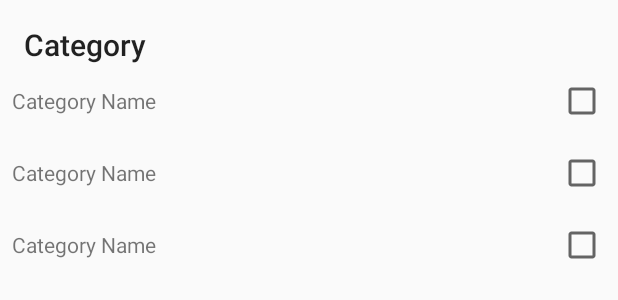
After one commit to untungs/MateriApplication, an Android app: the layout fragment_category_list.xml on its own in the app's theme, with its tools: preview values and no code run, on a phone screen of 412 x 824 dp. The commit adds this screen. Shown: the top 300 px of the screen. Run offline under Robolectric (Android 15) with nearby library versions, the phone set to English and light mode, and no system bars.

Commit message:
adding dialog fragment example

```diff
--- /dev/null
+++ b/reclistapp/src/main/res/layout/fragment_category_list.xml
@@ -0,0 +1,25 @@
+<?xml version="1.0" encoding="utf-8"?>
+<LinearLayout
+    xmlns:android="http://schemas.android.com/apk/res/android"
+    xmlns:tools="http://schemas.android.com/tools"
+    android:layout_width="match_parent"
+    android:layout_height="wrap_content"
+    android:orientation="vertical"
+    android:paddingTop="16dp"
+    android:paddingBottom="16dp">
+
+    <TextView
+        android:layout_width="wrap_content"
+        android:layout_height="wrap_content"
+        android:layout_marginLeft="16dp"
+        android:layout_marginRight="16dp"
+        android:text="Category"
+        android:textAppearance="@style/TextAppearance.AppCompat.Title" />
+
+    <android.support.v7.widget.RecyclerView
+        android:id="@+id/recycler"
+        android:layout_width="match_parent"
+        android:layout_height="wrap_content"
+        tools:listitem="@layout/item_category" />
+
+</LinearLayout>
--- /dev/null
+++ b/reclistapp/src/main/res/layout/item_category.xml
@@ -0,0 +1,23 @@
+<?xml version="1.0" encoding="utf-8"?>
+<LinearLayout
+    xmlns:android="http://schemas.android.com/apk/res/android"
+    xmlns:tools="http://schemas.android.com/tools"
+    android:layout_width="match_parent"
+    android:layout_height="wrap_content"
+    android:orientation="horizontal"
+    android:gravity="center_vertical"
+    android:padding="8dp">
+
+    <TextView
+        android:id="@+id/text_category_title"
+        android:layout_width="0dp"
+        android:layout_height="wrap_content"
+        android:layout_weight="1"
+        tools:text="Category Name" />
+
+    <CheckBox
+        android:id="@+id/checkbox_category_selected"
+        android:layout_width="wrap_content"
+        android:layout_height="wrap_content" />
+
+</LinearLayout>
```
Also changed, not shown: reclistapp/src/main/java/com/andro/indieschool/reclistapp/model/Category.java (added, +43 -0 lines), reclistapp/src/main/java/com/andro/indieschool/reclistapp/second/CategoryAdapter.java (added, +58 -0 lines), reclistapp/src/main/java/com/andro/indieschool/reclistapp/second/CategoryDialogFragment.java (added, +51 -0 lines), reclistapp/src/main/java/com/andro/indieschool/reclistapp/second/SecondActivity.java (+25 -0 lines).
